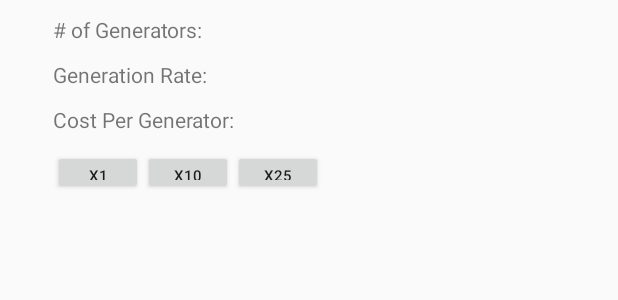
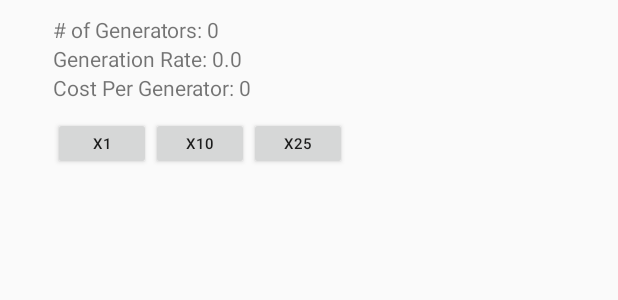
Before and after one commit to electr0sheep/MalAware, an Android app: the layout child_item.xml on its own in the app's theme, with its tools: preview values and no code run, on a phone screen of 412 x 824 dp. Shown: the top 300 px of the screen. Run offline under Robolectric (Android 15) with nearby library versions, the phone set to English and light mode, and no system bars.

Commit message:
Two-tier Drawer Functionality Added
-There were issues with the binary values for generators constants not
comparing properly for some reason between integer and binary. Switched
them to integer values.
-Removed old references to NavRight from MainActivity
-Added Dividers between Groups
-Nicer looking buttons for SlidingDrawer
-Menu xml for Nav_Right removed

WARNING: Do not attempt to open generator groups out of order. Will
cause index out of bound exception. Group should only be accessed one
after another in order when first opening them. According to the design
of the game, this is correct behavior since the later generators
shouldn’t be available from the beginning

```diff
--- a/app/src/main/res/layout/activity_main.xml
+++ b/app/src/main/res/layout/activity_main.xml
@@ -28,7 +28,7 @@
         android:layout_gravity="end"
         android:choiceMode="singleChoice"
         android:divider="@android:color/transparent"
-        android:dividerHeight="0dp"
+        android:dividerHeight="1dp"
         android:background="#fff">
     </ExpandableListView>
 
--- a/app/src/main/res/layout/child_item.xml
+++ b/app/src/main/res/layout/child_item.xml
@@ -8,51 +8,55 @@
     <TextView
         android:id="@+id/txt_genNum"
         android:layout_width="wrap_content"
-        android:layout_height="30dp"
+        android:layout_height="wrap_content"
         android:layout_alignParentLeft="true"
         android:layout_centerVertical="true"
         android:paddingLeft="25dp"
-        android:text="# of Generators:"/>
+        android:text="# of Generators: 0"/>
 
     <TextView
-        android:id="@+id/txt_GenRate"
+        android:id="@+id/txt_genRate"
         android:layout_width="wrap_content"
-        android:layout_height="30dp"
+        android:layout_height="wrap_content"
         android:layout_alignParentLeft="true"
         android:layout_centerVertical="true"
         android:paddingLeft="25dp"
-        android:text="Generation Rate:"/>
+        android:text="Generation Rate: 0.0"/>
 
     <TextView
         android:id="@+id/txt_genCost"
         android:layout_width="wrap_content"
-        android:layout_height="30dp"
+        android:layout_height="wrap_content"
         android:layout_alignParentLeft="true"
         android:layout_centerVertical="true"
         android:paddingLeft="25dp"
-        android:text="Cost Per Generator:"/>
+        android:text="Cost Per Generator: 0"/>
 
     <LinearLayout
         android:layout_alignBottom="@id/txt_genCost"
         android:layout_width="wrap_content"
         android:layout_height="wrap_content"
-        android:paddingLeft="25dp">
+        android:paddingLeft="25dp"
+        android:paddingTop="10dp">
 
         <Button
-            android:layout_width="60dp"
-            android:layout_height="30dp"
+            android:id="@+id/btn_x1"
+            android:layout_width="65dp"
+            android:layout_height="35dp"
             android:textSize="10sp"
             android:text="x1" />
 
         <Button
-            android:layout_width="60dp"
-            android:layout_height="30dp"
+            android:id="@+id/btn_x10"
+            android:layout_width="65dp"
+            android:layout_height="35dp"
             android:textSize="10sp"
             android:text="x10" />
 
         <Button
-            android:layout_width="60dp"
-            android:layout_height="30dp"
+            android:id="@+id/btn_x25"
+            android:layout_width="65dp"
+            android:layout_height="35dp"
             android:textSize="10sp"
             android:text="x25"
             />
```
Also changed, not shown: app/src/main/java/com/group6/malaware/ExpandableListAdapter.java (+77 -33 lines), app/src/main/java/com/group6/malaware/GameManager.java (+52 -6 lines), app/src/main/java/com/group6/malaware/MainActivity.java (+2 -28 lines), app/src/main/res/menu/activity_right_drawer.xml (deleted, +0 -10 lines).
